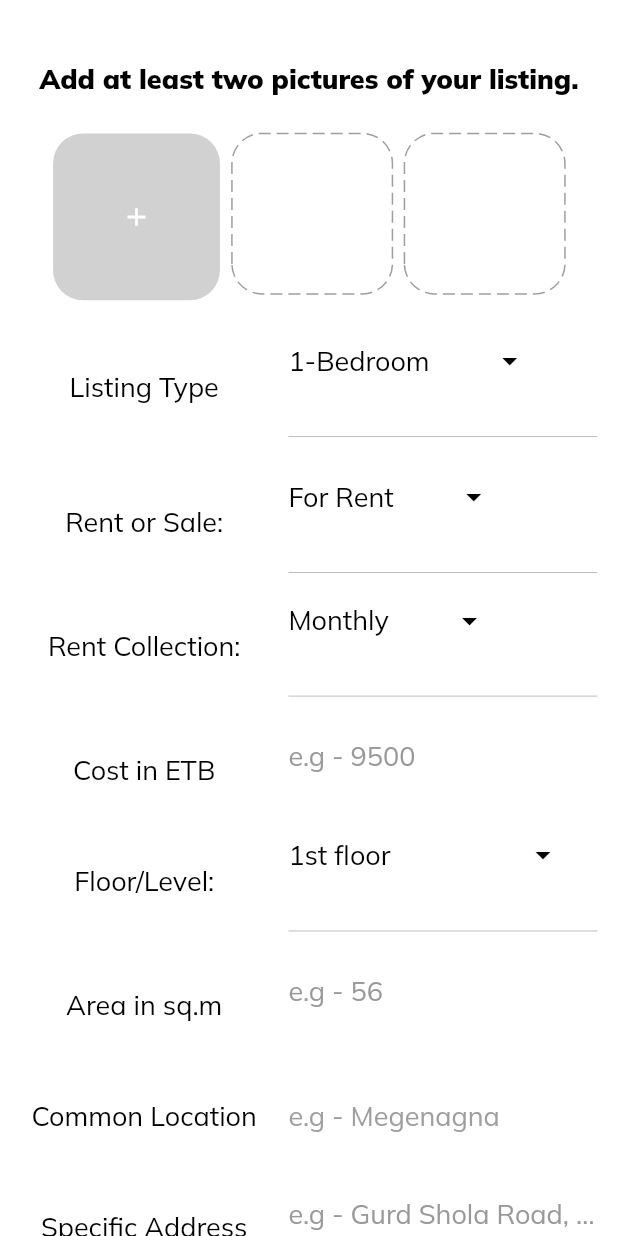
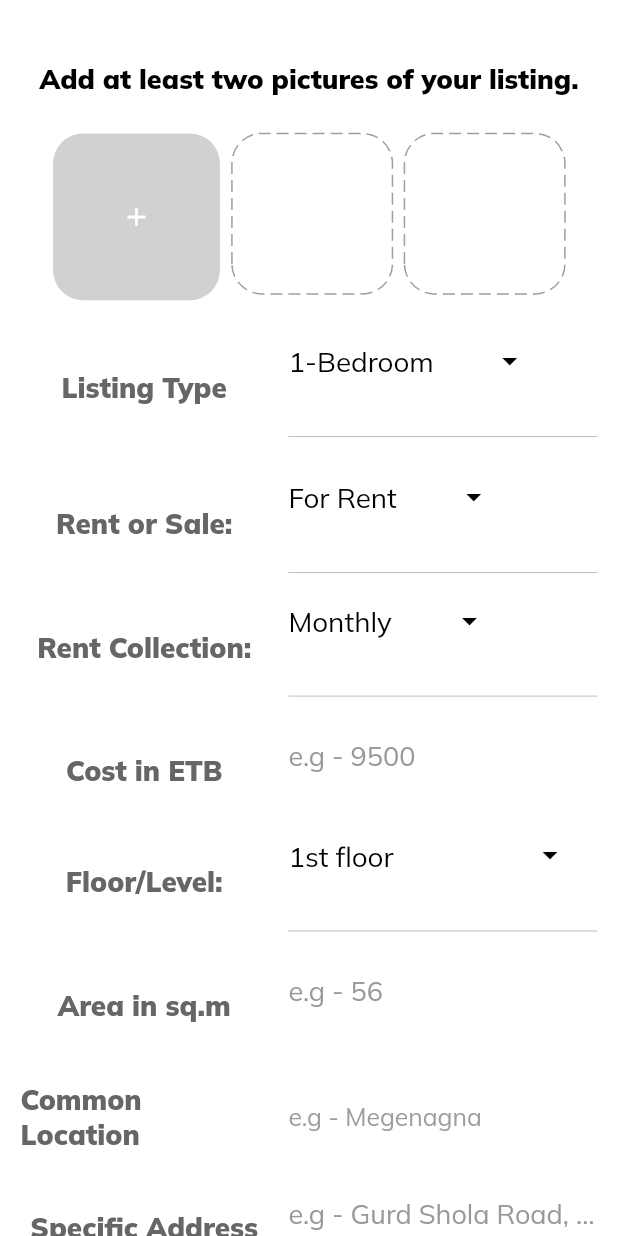
Before and after one commit to HenokGuluma/Homes, a Flutter app: the AddListing screen opened directly, on a phone screen of 412 x 824 dp. Run offline on Flutter 3.47's test engine with Material 2 defaults, Android fonts, the phone set to English and light mode, and no system bars; drawn by our look-alikes of dotted_border; our stand-ins replace cached_network_image, carousel_slider, cloud_firestore, firebase_auth, firebase_core, firebase_storage and 13 more; missing offline and left inert: auto_size_text_field, confirm_dialog, dart:ffi, flutter_google_places, google_api_headers, google_maps_webservice and 4 more; accounts and stored records are empty; project files that could hold a hidden picture were left out.

Commit message:
UI fixed

```diff
--- a/assets/terms.txt
+++ b/assets/terms.txt
@@ -6,6 +6,6 @@ The Homes rental platform is an online marketplace that enables users to browse
 
 Each key enables a renter to unlock contact information of property owners. Users can use the unlocked information to contact property owners and schedule appointments to check out the place they are interested in. If indeed the place they are interested in turns out to be satisfactory, renters can get into a contract agreement with owners based on their own terms. The Homes service provider does not partake in the contract agreement between renters and owners. If renters are not satisfied with the property they inspected, they can move on towards browsing for other properties. The original payment they made to unlock the property they have just declined will not be refunded. We have set the unlocking fees very small so that renters can feel comfortable unlocking a good number of properties and inspect all of them to find their perfect fit.
 
-On the other hand, property owners will be charged a small amount of money (depending on their listing types) when listing their properties. After that small payment, owners will no longer have to pay us any more fees during the process of renting out the property they just listed. If their property is not rented out within 30 days, we will give the option of refunding the listing payment and removal of their listing from our platform.
+On the other hand, property owners will be charged a small amount of money (depending on their listing types) when listing their properties. After that small payment, owners will no longer have to pay us any more fees during the process of renting out the property they just listed. If their property has not been unlocked within 30 days, we will give the option of refunding the listing payment and removal of their listing from our platform.
 
 Homes platform will not be responsible for any disagreements that may arise between renters and property owners. We will do our best to assure that any user we bring to our platform abides by the law.
--- a/lib/ui/add_listing.dart
+++ b/lib/ui/add_listing.dart
@@ -486,6 +486,7 @@ class AddListingState extends State<AddListing>
                 ?Center(
                   child: Text('Your additional description needs to be at least 50 characters.',
                   style: TextStyle(color: Color(0xfff13484), fontFamily: 'Muli', fontSize: 14,),
+                  textAlign: TextAlign.center
                   ),
                 )
                 :Center(),
@@ -613,9 +614,9 @@ class AddListingState extends State<AddListing>
               child: Text(text,
                   style: TextStyle(
                     fontFamily: 'Muli',
-                    color: Colors.black,
-                    fontSize: 18,
-                    fontWeight: FontWeight.w400,
+                    color: Color(0xff666666),
+                    fontSize: width*0.045,
+                    fontWeight: FontWeight.w900,
                   )),
             )),
         Container(
@@ -635,7 +636,7 @@ class AddListingState extends State<AddListing>
                   style: TextStyle(
                       fontFamily: 'Muli',
                       color: Colors.black,
-                      fontSize: 18,
+                      fontSize: width*0.045,
                       fontWeight: FontWeight.w400),
                 ),
               );
@@ -673,9 +674,9 @@ class AddListingState extends State<AddListing>
             child: Text(text,
                 style: TextStyle(
                   fontFamily: 'Muli',
-                  color: Colors.black,
-                  fontSize: 18,
-                  fontWeight: FontWeight.w400,
+                  color: Color(0xff666666),
+                  fontSize: width*0.045,
+                  fontWeight: FontWeight.w900,
                 )),
           ),
         ),
@@ -693,7 +694,7 @@ class AddListingState extends State<AddListing>
                               style: TextStyle(
                                 fontFamily: 'Muli',
                                 color: Colors.grey,
-                                fontSize: 18,
+                                fontSize: width*0.04,
                                 fontWeight: FontWeight.w400,
                               ))
                           : Text(common_location,
--- a/lib/ui/insta_profile_screen.dart
+++ b/lib/ui/insta_profile_screen.dart
@@ -488,13 +488,14 @@ class _InstaProfileScreenState extends State<InstaProfileScreen>
   Widget ProfileButtons(String text, var width, var height) {
     return Container(
         width: width,
-        height: height * 0.08,
+        height: width*0.14,
         decoration: BoxDecoration(
           color: Colors.white,
           // borderRadius: BorderRadius.circular(15.0),
           // border: Border.all(color: Colors.black)
         ),
         child: Column(
+          mainAxisAlignment: MainAxisAlignment.center,
           children: [
             Divider(
               color: Colors.black38,
--- a/lib/ui/liked_listings.dart
+++ b/lib/ui/liked_listings.dart
@@ -186,7 +186,7 @@ class LikedListingsState extends State<LikedListings> {
           children: [
             Container(
               width: width * 0.45,
-              height: width * 0.35,
+              height: width * 0.32,
               decoration: BoxDecoration(
                   image: DecorationImage(
                       image: widget.variables.cachedImages[
--- a/lib/ui/unlocked_listings.dart
+++ b/lib/ui/unlocked_listings.dart
@@ -171,7 +171,7 @@ class UnlockedListingsState extends State<UnlockedListings> {
           children: [
             Container(
               width: width * 0.45,
-              height: width * 0.35,
+              height: width * 0.32,
               decoration: BoxDecoration(
                   image: DecorationImage(
                       image: widget.variables.cachedImages[
--- a/lib/ui/view_listings.dart
+++ b/lib/ui/view_listings.dart
@@ -180,7 +180,7 @@ class ViewListingsState extends State<ViewListings> {
               children: [
                 Container(
                   width: width * 0.45,
-                  height: width * 0.35,
+                  height: width * 0.32,
                   decoration: BoxDecoration(
                       image: DecorationImage(
                           image: widget.variables.cachedImages[
```
Also changed, not shown: lib/main.dart (+25 -1 lines), lib/ui/insta_feed_screen.dart (+12 -12 lines), lib/ui/insta_search_screen.dart (+7 -7 lines), lib/ui/modify_listing.dart (+11 -11 lines), lib/ui/payment_listing.dart (+6 -6 lines), lib/ui/unlock_details.dart (+8 -5 lines), lib/ui/update_listing.dart (+6 -6 lines), 1 other file.
